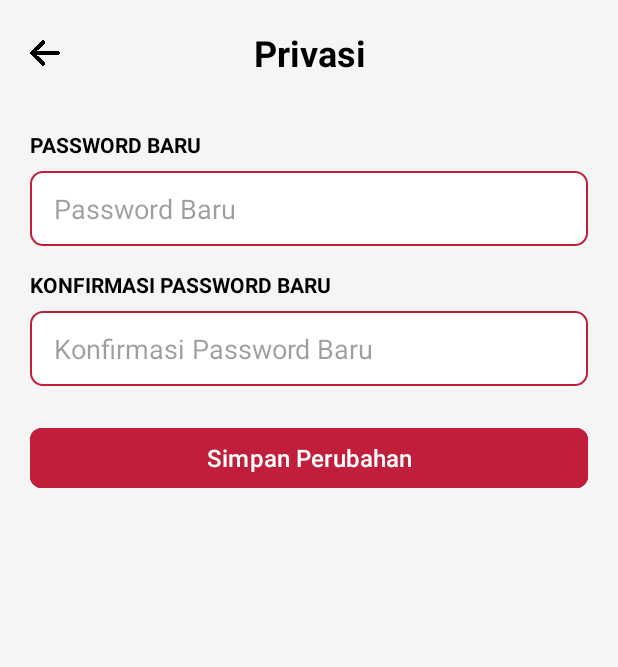
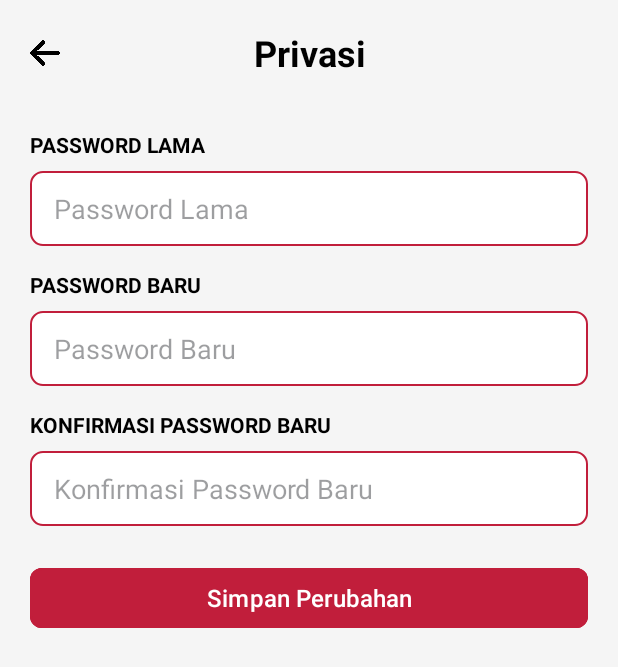
Before and after one commit to farafahirun/Temu-Darah, an Android app: the layout fragment_privasi.xml on its own in the app's theme, with its tools: preview values and no code run, on a phone screen of 412 x 824 dp. Shown: the top 667 px of the screen. Run offline under Robolectric (Android 15) with nearby library versions, the light colour scheme and no system bars.

Commit message:
Feat: Privasi Sukses

```diff
--- a/app/src/main/res/layout/fragment_privasi.xml
+++ b/app/src/main/res/layout/fragment_privasi.xml
@@ -52,6 +52,28 @@
                 android:layout_height="wrap_content"
                 android:layout_marginHorizontal="20dp"
                 android:orientation="vertical">
+
+                <TextView
+                    android:layout_width="match_parent"
+                    android:layout_height="wrap_content"
+                    android:layout_marginTop="16dp"
+                    android:text="PASSWORD LAMA"
+                    android:textColor="@color/black"
+                    android:textSize="14sp"
+                    android:textStyle="bold" />
+
+                <EditText
+                    android:id="@+id/editPasswordLama"
+                    android:layout_width="match_parent"
+                    android:layout_height="50dp"
+                    android:layout_marginTop="8dp"
+                    android:background="@drawable/rounded_edittext_background"
+                    android:hint="Password Lama"
+                    android:inputType="textPassword"
+                    android:paddingStart="16dp"
+                    android:paddingEnd="16dp"
+                    android:textColor="@color/black"
+                    android:textColorHint="@color/text_info" />
 
                 <TextView
                     android:layout_width="match_parent"
```
Also changed, not shown: app/src/main/java/com/example/temudarah/fragment/PrivasiFragment.java (+130 -15 lines).
